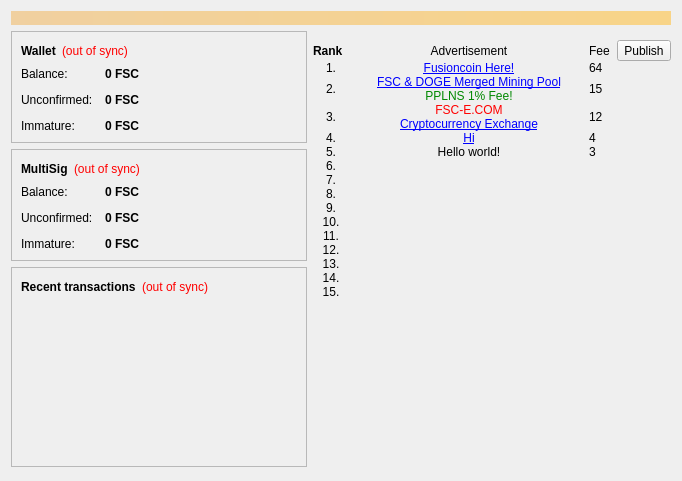
The window that src/qt/forms/overviewpage.ui (60E/naocanfen) describes before a commit, drawn with Qt 5.
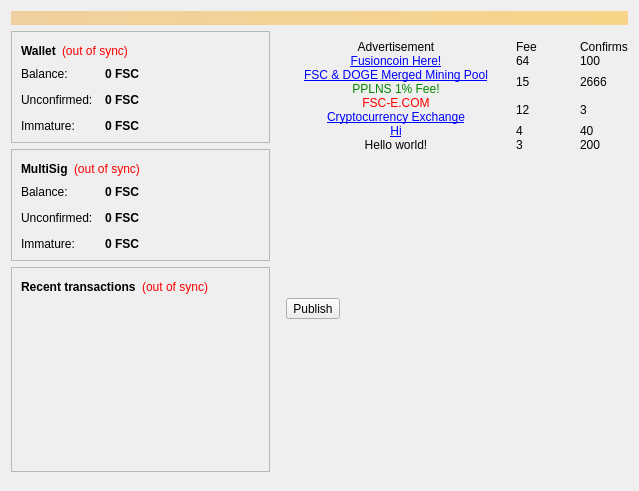
The same window after the commit. Icons and pictures are not drawn.

```diff
--- a/src/qt/forms/overviewpage.ui
+++ b/src/qt/forms/overviewpage.ui
@@ -6,8 +6,8 @@
    <rect>
     <x>0</x>
     <y>0</y>
-    <width>682</width>
-    <height>481</height>
+    <width>639</width>
+    <height>491</height>
    </rect>
   </property>
   <property name="windowTitle">
@@ -482,53 +482,28 @@
             <property name="spacing">
              <number>0</number>
             </property>
-            <item row="14" column="0">
-             <widget class="QLabel" name="labelRank14">
-              <property name="text">
-               <string>14.</string>
+            <item row="1" column="2">
+             <widget class="QLabel" name="labelFee1">
+              <property name="sizePolicy">
+               <sizepolicy hsizetype="Preferred" vsizetype="Preferred">
+                <horstretch>0</horstretch>
+                <verstretch>0</verstretch>
+               </sizepolicy>
               </property>
-              <property name="alignment">
-               <set>Qt::AlignCenter</set>
+              <property name="minimumSize">
+               <size>
+                <width>0</width>
+                <height>0</height>
+               </size>
               </property>
-             </widget>
-            </item>
-            <item row="12" column="0">
-             <widget class="QLabel" name="labelRank12">
               <property name="text">
-               <string>12.</string>
+               <string>64</string>
               </property>
               <property name="alignment">
-               <set>Qt::AlignCenter</set>
+               <set>Qt::AlignLeading|Qt::AlignLeft|Qt::AlignVCenter</set>
               </property>
-             </widget>
-            </item>
-            <item row="5" column="0">
-             <widget class="QLabel" name="labelRank5">
-              <property name="text">
-               <string>5.</string>
-              </property>
-              <property name="alignment">
-               <set>Qt::AlignCenter</set>
-              </property>
-             </widget>
-            </item>
-            <item row="11" column="0">
-             <widget class="QLabel" name="labelRank11">
-              <property name="text">
-               <string>11.</string>
-              </property>
-              <property name="alignment">
-               <set>Qt::AlignCenter</set>
-              </property>
-             </widget>
-            </item>
-            <item row="2" column="0">
-             <widget class="QLabel" name="labelRank2">
-              <property name="text">
-               <string>2.</string>
-              </property>
-              <property name="alignment">
-               <set>Qt::AlignCenter</set>
+              <property name="margin">
+               <number>4</number>
               </property>
              </widget>
             </item>
@@ -560,99 +535,6 @@
               </property>
              </widget>
             </item>
-            <item row="8" column="0">
-             <widget class="QLabel" name="labelRank8">
-              <property name="text">
-               <string>8.</string>
-              </property>
-              <property name="alignment">
-               <set>Qt::AlignCenter</set>
-              </property>
-             </widget>
-            </item>
-            <item row="1" column="2">
-             <widget class="QLabel" name="labelFee1">
-              <property name="sizePolicy">
-               <sizepolicy hsizetype="Preferred" vsizetype="Preferred">
-                <horstretch>0</horstretch>
-                <verstretch>0</verstretch>
-               </sizepolicy>
-              </property>
-              <property name="minimumSize">
-               <size>
-                <width>0</width>
-                <height>0</height>
-               </size>
-              </property>
-              <property name="text">
-               <string>64</string>
-              </property>
-              <property name="alignment">
-               <set>Qt::AlignLeading|Qt::AlignLeft|Qt::AlignVCenter</set>
-              </property>
-              <property name="margin">
-               <number>4</number>
-              </property>
-             </widget>
-            </item>
-            <item row="0" column="0">
-             <widget class="QLabel" name="labelRank0">
-              <property name="sizePolicy">
-               <sizepolicy hsizetype="Fixed" vsizetype="Preferred">
-                <horstretch>0</horstretch>
-                <verstretch>0</verstretch>
-               </sizepolicy>
-              </property>
-              <property name="minimumSize">
-               <size>
-                <width>36</width>
-                <height>0</height>
-               </size>
-              </property>
-              <property name="font">
-               <font>
-                <weight>75</weight>
-                <bold>true</bold>
-               </font>
-              </property>
-              <property name="text">
-               <string>Rank</string>
-              </property>
-              <property name="margin">
-               <number>4</number>
-              </property>
-             </widget>
-            </item>
-            <item row="4" column="0">
-             <widget class="QLabel" name="labelRank4">
-              <property name="text">
-               <string>4.</string>
-              </property>
-              <property name="alignment">
-               <set>Qt::AlignCenter</set>
-              </property>
-             </widget>
-            </item>
-            <item row="6" column="0">
-             <widget class="QLabel" name="labelRank6">
-              <property name="text">
-               <string>6.</string>
-              </property>
-              <property name="alignment">
-               <set>Qt::AlignCenter</set>
-              </property>
-             </widget>
-            </item>
-            <item row="13" column="0">
-             <widget class="QLabel" name="labelRank13">
-              <property name="text">
-               <string>13.</string>
-              </property>
-              <property name="alignment">
-               <set>Qt::AlignCenter</set>
-              </property>
-             </widget>
-            </item>
             <item row="1" column="1">
              <widget class="QLabel" name="labelAd1">
               <property name="maximumSize">
@@ -675,48 +557,6 @@
               </property>
              </widget>
             </item>
-            <item row="1" column="0">
-             <widget class="QLabel" name="labelRank1">
-              <property name="sizePolicy">
-               <sizepolicy hsizetype="Preferred" vsizetype="Preferred">
-                <horstretch>0</horstretch>
-                <verstretch>0</verstretch>
-               </sizepolicy>
-              </property>
-              <property name="minimumSize">
-               <size>
-                <width>0</width>
-                <height>0</height>
-               </size>
-              </property>
-              <property name="text">
-               <string>1.</string>
-              </property>
-              <property name="alignment">
-               <set>Qt::AlignCenter</set>
-              </property>
-             </widget>
-            </item>
-            <item row="3" column="0">
-             <widget class="QLabel" name="labelRank3">
-              <property name="text">
-               <string>3.</string>
-              </property>
-              <property name="alignment">
-               <set>Qt::AlignCenter</set>
-              </property>
-             </widget>
-            </item>
-            <item row="7" column="0">
-             <widget class="QLabel" name="labelRank7">
-              <property name="text">
-               <string>7.</string>
-              </property>
-              <property name="alignment">
-               <set>Qt::AlignCenter</set>
-              </property>
-             </widget>
-            </item>
             <item row="2" column="1">
              <widget class="QLabel" name="labelAd2">
               <property name="maximumSize">
@@ -739,36 +579,6 @@
               </property>
              </widget>
             </item>
-            <item row="9" column="0">
-             <widget class="QLabel" name="labelRank9">
-              <property name="text">
-               <string>9.</string>
-              </property>
-              <property name="alignment">
-               <set>Qt::AlignCenter</set>
-              </property>
-             </widget>
-            </item>
-            <item row="10" column="0">
-             <widget class="QLabel" name="labelRank10">
-              <property name="text">
-               <string>10.</string>
-              </property>
-              <property name="alignment">
-               <set>Qt::AlignCenter</set>
-              </property>
-             </widget>
-            </item>
-            <item row="15" column="0">
-             <widget class="QLabel" name="labelRank15">
-              <property name="text">
-               <string>15.</string>
-              </property>
-              <property name="alignment">
-               <set>Qt::AlignCenter</set>
-              </property>
-             </widget>
-            </item>
             <item row="4" column="1">
              <widget class="QLabel" name="labelAd4">
               <property name="maximumSize">
@@ -1276,54 +1086,339 @@
               </property>
              </widget>
             </item>
+            <item row="0" column="3">
+             <widget class="QLabel" name="labelRank0">
+              <property name="sizePolicy">
+               <sizepolicy hsizetype="Preferred" vsizetype="Preferred">
+                <horstretch>0</horstretch>
+                <verstretch>0</verstretch>
+               </sizepolicy>
+              </property>
+              <property name="minimumSize">
+               <size>
+                <width>0</width>
+                <height>0</height>
+               </size>
+              </property>
+              <property name="font">
+               <font>
+                <weight>50</weight>
+                <bold>false</bold>
+               </font>
+              </property>
+              <property name="text">
+               <string>Confirms</string>
+              </property>
+              <property name="margin">
+               <number>4</number>
+              </property>
+             </widget>
+            </item>
+            <item row="1" column="3">
+             <widget class="QLabel" name="labelRank1">
+              <property name="sizePolicy">
+               <sizepolicy hsizetype="Preferred" vsizetype="Preferred">
+                <horstretch>0</horstretch>
+                <verstretch>0</verstretch>
+               </sizepolicy>
+              </property>
+              <property name="minimumSize">
+               <size>
+                <width>0</width>
+                <height>0</height>
+               </size>
+              </property>
+              <property name="text">
+               <string>100</string>
+              </property>
+              <property name="alignment">
+               <set>Qt::AlignLeading|Qt::AlignLeft|Qt::AlignVCenter</set>
+              </property>
+              <property name="margin">
+               <number>4</number>
+              </property>
+             </widget>
+            </item>
+            <item row="2" column="3">
+             <widget class="QLabel" name="labelRank2">
+              <property name="text">
+               <string>2666</string>
+              </property>
+              <property name="alignment">
+               <set>Qt::AlignLeading|Qt::AlignLeft|Qt::AlignVCenter</set>
+              </property>
+              <property name="margin">
+               <number>4</number>
+              </property>
+             </widget>
+            </item>
+            <item row="3" column="3">
+             <widget class="QLabel" name="labelRank3">
+              <property name="text">
+               <string>3</string>
+              </property>
+              <property name="alignment">
+               <set>Qt::AlignLeading|Qt::AlignLeft|Qt::AlignVCenter</set>
+              </property>
+              <property name="margin">
+               <number>4</number>
+              </property>
+             </widget>
+            </item>
+            <item row="4" column="3">
+             <widget class="QLabel" name="labelRank4">
+              <property name="text">
+               <string>40</string>
+              </property>
+              <property name="alignment">
+               <set>Qt::AlignLeading|Qt::AlignLeft|Qt::AlignVCenter</set>
+              </property>
+              <property name="margin">
+               <number>4</number>
+              </property>
+             </widget>
+            </item>
+            <item row="5" column="3">
+             <widget class="QLabel" name="labelRank5">
+              <property name="text">
+               <string>200</string>
+              </property>
+              <property name="alignment">
+               <set>Qt::AlignLeading|Qt::AlignLeft|Qt::AlignVCenter</set>
+              </property>
+              <property name="margin">
+               <number>4</number>
+              </property>
+             </widget>
+            </item>
+            <item row="6" column="3">
+             <widget class="QLabel" name="labelRank6">
+              <property name="text">
+               <string/>
+              </property>
+              <property name="alignment">
+               <set>Qt::AlignLeading|Qt::AlignLeft|Qt::AlignVCenter</set>
+              </property>
+              <property name="margin">
+               <number>4</number>
+              </property>
+             </widget>
+            </item>
+            <item row="7" column="3">
+             <widget class="QLabel" name="labelRank7">
+              <property name="text">
+               <string/>
+              </property>
+              <property name="alignment">
+               <set>Qt::AlignLeading|Qt::AlignLeft|Qt::AlignVCenter</set>
+              </property>
+              <property name="margin">
+               <number>4</number>
+              </property>
+             </widget>
+            </item>
+            <item row="8" column="3">
+             <widget class="QLabel" name="labelRank8">
+              <property name="text">
+               <string/>
+              </property>
+              <property name="alignment">
+               <set>Qt::AlignLeading|Qt::AlignLeft|Qt::AlignVCenter</set>
+              </property>
+              <property name="margin">
+               <number>4</number>
+              </property>
+             </widget>
+            </item>
+            <item row="9" column="3">
+             <widget class="QLabel" name="labelRank9">
+              <property name="text">
+               <string/>
+              </property>
+              <property name="alignment">
+               <set>Qt::AlignLeading|Qt::AlignLeft|Qt::AlignVCenter</set>
+              </property>
+              <property name="margin">
+               <number>4</number>
+              </property>
+             </widget>
+            </item>
+            <item row="10" column="3">
+             <widget class="QLabel" name="labelRank10">
+              <property name="text">
+               <string/>
+              </property>
+              <property name="alignment">
+               <set>Qt::AlignLeading|Qt::AlignLeft|Qt::AlignVCenter</set>
+              </property>
+              <property name="margin">
+               <number>4</number>
+              </property>
+             </widget>
+            </item>
+            <item row="11" column="3">
+             <widget class="QLabel" name="labelRank11">
+              <property name="text">
+               <string/>
+              </property>
+              <property name="alignment">
+               <set>Qt::AlignLeading|Qt::AlignLeft|Qt::AlignVCenter</set>
+              </property>
+              <property name="margin">
+               <number>4</number>
+              </property>
+             </widget>
+            </item>
+            <item row="12" column="3">
+             <widget class="QLabel" name="labelRank12">
+              <property name="text">
+               <string/>
+              </property>
+              <property name="alignment">
+               <set>Qt::AlignLeading|Qt::AlignLeft|Qt::AlignVCenter</set>
+              </property>
+              <property name="margin">
+               <number>4</number>
+              </property>
+             </widget>
+            </item>
+            <item row="13" column="3">
+             <widget class="QLabel" name="labelRank13">
+              <property name="text">
+               <string/>
+              </property>
+              <property name="alignment">
+               <set>Qt::AlignLeading|Qt::AlignLeft|Qt::AlignVCenter</set>
+              </property>
+              <property name="margin">
+               <number>4</number>
+              </property>
+             </widget>
+            </item>
+            <item row="14" column="3">
+             <widget class="QLabel" name="labelRank14">
+              <property name="text">
+               <string/>
+              </property>
+              <property name="alignment">
+               <set>Qt::AlignLeading|Qt::AlignLeft|Qt::AlignVCenter</set>
+              </property>
+              <property name="margin">
+               <number>4</number>
+              </property>
+             </widget>
+            </item>
+            <item row="15" column="3">
+             <widget class="QLabel" name="labelRank15">
+              <property name="text">
+               <string/>
+              </property>
+              <property name="alignment">
+               <set>Qt::AlignLeading|Qt::AlignLeft|Qt::AlignVCenter</set>
+              </property>
+              <property name="margin">
+               <number>4</number>
+              </property>
+             </widget>
+            </item>
             <item row="0" column="2">
-             <layout class="QHBoxLayout" name="horizontalLayout_6">
-              <item>
-               <widget class="QLabel" name="labelFee0">
-                <property name="sizePolicy">
-                 <sizepolicy hsizetype="Preferred" vsizetype="Preferred">
-                  <horstretch>0</horstretch>
-                  <verstretch>0</verstretch>
-                 </sizepolicy>
-                </property>
-                <property name="minimumSize">
-                 <size>
-                  <width>0</width>
-                  <height>0</height>
-                 </size>
-                </property>
-                <property name="text">
-                 <string>Fee  </string>
-                </property>
-                <property name="alignment">
-                 <set>Qt::AlignLeading|Qt::AlignLeft|Qt::AlignVCenter</set>
-                </property>
-                <property name="margin">
-                 <number>4</number>
-                </property>
-               </widget>
-              </item>
-              <item>
-               <widget class="QToolButton" name="btnAddAD">
-                <property name="text">
-                 <string>Publish</string>
-                </property>
-                <property name="icon">
-                 <iconset resource="../bitcoin.qrc">
-                  <normaloff>:/icons/edit</normaloff>:/icons/edit</iconset>
-                </property>
-                <property name="toolButtonStyle">
-                 <enum>Qt::ToolButtonTextBesideIcon</enum>
-                </property>
-               </widget>
-              </item>
-             </layout>
+             <widget class="QLabel" name="labelFee0">
+              <property name="sizePolicy">
+               <sizepolicy hsizetype="Fixed" vsizetype="Preferred">
+                <horstretch>0</horstretch>
+                <verstretch>0</verstretch>
+               </sizepolicy>
+              </property>
+              <property name="minimumSize">
+               <size>
+                <width>64</width>
+                <height>0</height>
+               </size>
+              </property>
+              <property name="maximumSize">
+               <size>
+                <width>64</width>
+                <height>16777215</height>
+               </size>
+              </property>
+              <property name="text">
+               <string>Fee  </string>
+              </property>
+              <property name="alignment">
+               <set>Qt::AlignLeading|Qt::AlignLeft|Qt::AlignVCenter</set>
+              </property>
+              <property name="margin">
+               <number>4</number>
+              </property>
+             </widget>
             </item>
            </layout>
           </item>
          </layout>
         </widget>
        </item>
+       <item>
+        <layout class="QHBoxLayout" name="horizontalLayout_5">
+         <property name="leftMargin">
+          <number>10</number>
+         </property>
+         <item>
+          <widget class="QToolButton" name="btnAddAD">
+           <property name="text">
+            <string>Publish</string>
+           </property>
+           <property name="icon">
+            <iconset resource="../bitcoin.qrc">
+             <normaloff>:/icons/edit</normaloff>:/icons/edit</iconset>
+           </property>
+           <property name="toolButtonStyle">
+            <enum>Qt::ToolButtonTextBesideIcon</enum>
+           </property>
+          </widget>
+         </item>
+         <item>
+          <widget class="QLabel" name="label_2">
+           <property name="sizePolicy">
+            <sizepolicy hsizetype="Preferred" vsizetype="Preferred">
+             <horstretch>0</horstretch>
+             <verstretch>0</verstretch>
+            </sizepolicy>
+           </property>
+           <property name="minimumSize">
+            <size>
+             <width>240</width>
+             <height>0</height>
+            </size>
+           </property>
+           <property name="maximumSize">
+            <size>
+             <width>240</width>
+             <height>16777215</height>
+            </size>
+           </property>
+           <property name="text">
+            <string/>
+           </property>
+           <property name="alignment">
+            <set>Qt::AlignCenter</set>
+           </property>
+          </widget>
+         </item>
+         <item>
+          <spacer name="horizontalSpacer_3">
+           <property name="orientation">
+            <enum>Qt::Horizontal</enum>
+           </property>
+           <property name="sizeHint" stdset="0">
+            <size>
+             <width>40</width>
+             <height>20</height>
+            </size>
+           </property>
+          </spacer>
+         </item>
+        </layout>
+       </item>
        <item>
         <spacer name="verticalSpacer_2">
          <property name="orientation">
```
